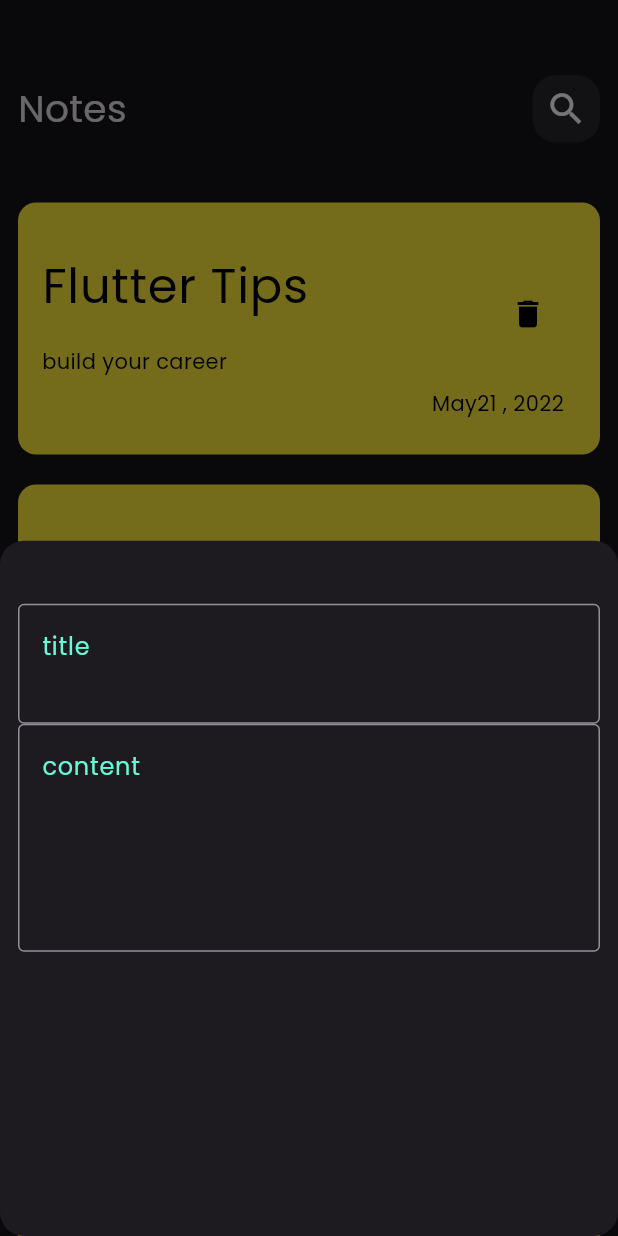
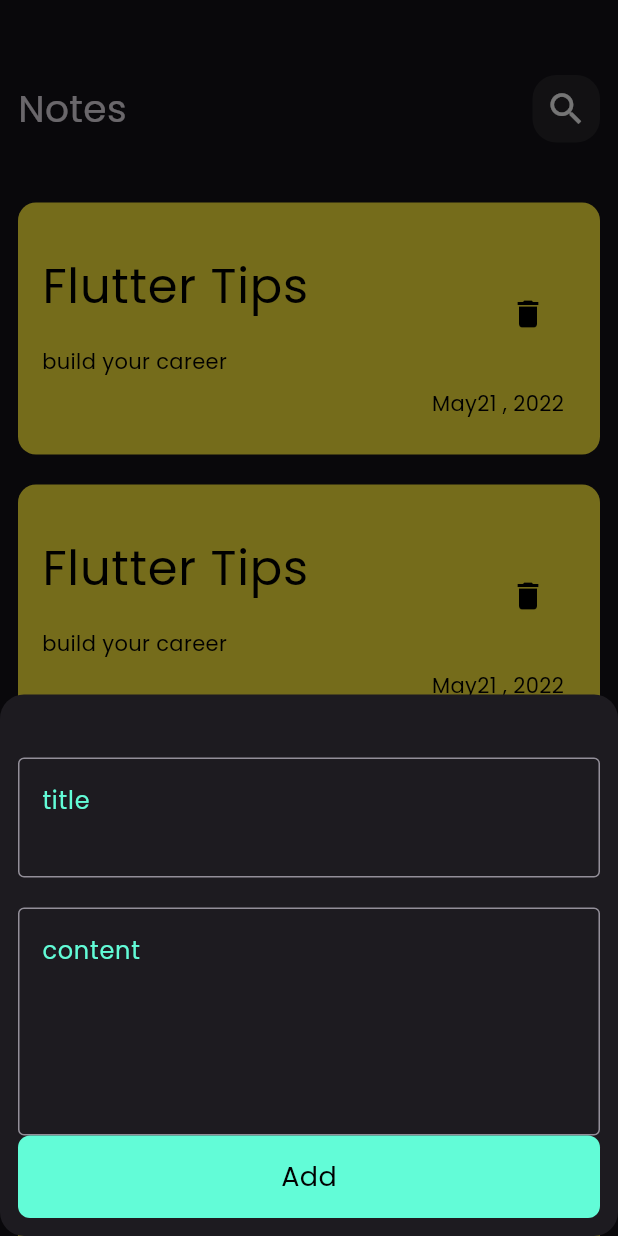
Before and after one commit to Momen-Abdelhaleem/notes, a Flutter app: the screen it shows after launch, after a tap on the "add" icon, on a phone screen of 412 x 824 dp. Run offline on Flutter 3.47's test engine with Material 3 defaults, Android fonts, the phone set to English and light mode, and no system bars.

Commit message:
create Add bottom and finish bottom sheet

```diff
--- a/lib/views/home_view.dart
+++ b/lib/views/home_view.dart
@@ -11,6 +11,7 @@ class HomeView extends StatelessWidget {
       floatingActionButton: FloatingActionButton(
         onPressed: () {
           showModalBottomSheet(
+            isScrollControlled: true,
             shape: RoundedRectangleBorder(
               borderRadius: BorderRadius.circular(16),
             ),
--- a/lib/views/widgets/add_note_bottom_sheet.dart
+++ b/lib/views/widgets/add_note_bottom_sheet.dart
@@ -1,4 +1,5 @@
 import 'package:flutter/material.dart';
+import 'package:note_app/views/widgets/custom_bottom.dart';
 import 'package:note_app/views/widgets/custom_text_field.dart';
 
 class AddNoteBottomSheet extends StatelessWidget {
@@ -8,12 +9,17 @@ class AddNoteBottomSheet extends StatelessWidget {
   Widget build(BuildContext context) {
     return Padding(
       padding: const EdgeInsets.all(12.0),
+      child: SingleChildScrollView(
         child: Column(
           children: [
             SizedBox(height: 30),
             CustomTextField(hint: 'title'),
+            SizedBox(height: 20),
             CustomTextField(hint: 'content', maxLines: 5),
+            Spacer(),
+            CustomBottom(),
           ],
+        ),
       ),
     );
   }
--- /dev/null
+++ b/lib/views/widgets/custom_bottom.dart
@@ -0,0 +1,21 @@
+import 'package:flutter/material.dart';
+import 'package:note_app/constants.dart';
+
+class CustomBottom extends StatelessWidget {
+  const CustomBottom({super.key});
+
+  @override
+  Widget build(BuildContext context) {
+    return Container(
+      width: double.infinity,
+      height: 55,
+      decoration: BoxDecoration(
+        color: kPrimaryColor,
+        borderRadius: BorderRadius.circular(8),
+      ),
+      child: Center(
+        child: Text('Add', style: TextStyle(color: Colors.black, fontSize: 18)),
+      ),
+    );
+  }
+}
--- a/lib/views/widgets/notes_list_view.dart
+++ b/lib/views/widgets/notes_list_view.dart
@@ -9,7 +9,7 @@ class NotesListView extends StatelessWidget {
     return ListView.builder(
       itemCount: 10,
       padding: EdgeInsets.only(top: 20),
-      physics: const NeverScrollableScrollPhysics(),
+      // physics: const NeverScrollableScrollPhysics(),
       itemBuilder: (context, index) => NoteItem(),
     );
   }
```
Lines whose indentation alone changed are shown as unchanged.
